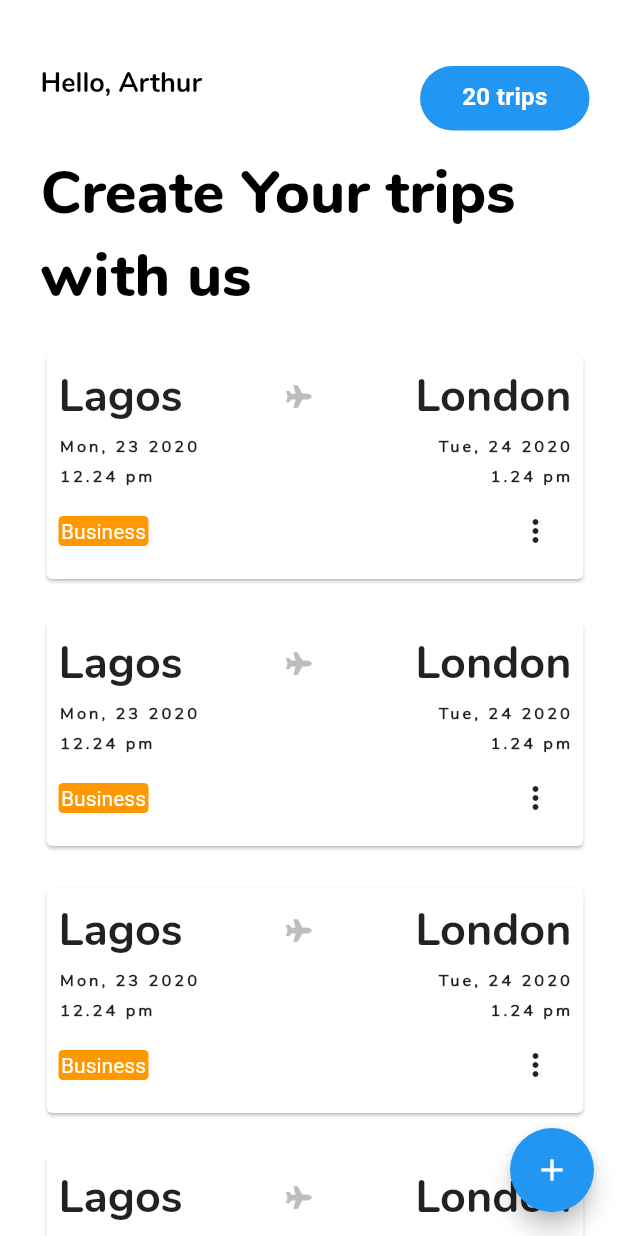
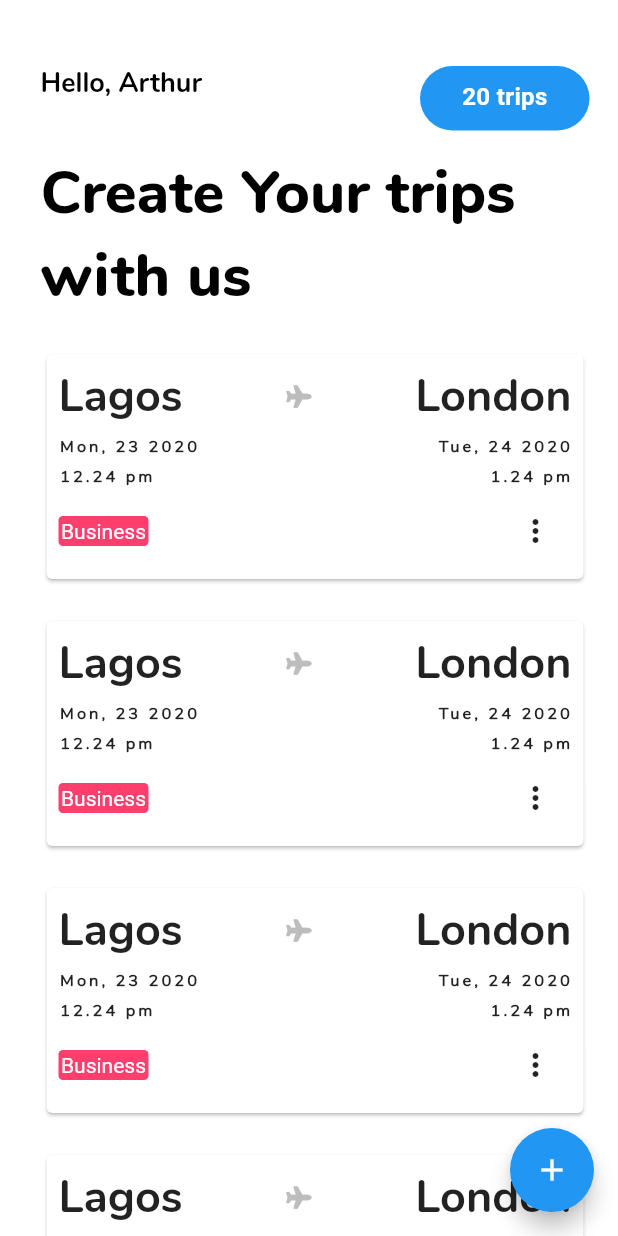
Before and after one commit to phawazzzy/trippas, a Flutter app: the screen it shows after launch, on a phone screen of 412 x 824 dp. Run offline on Flutter 3.47's test engine with Material 2 defaults, Android fonts, the phone set to English and light mode, and no system bars; our stand-ins replace font_awesome_flutter.

```diff
--- a/lib/main.dart
+++ b/lib/main.dart
@@ -111,7 +111,6 @@ class _HomePageState extends State<HomePage> {
     );
   }
 }
-
 class Flights extends StatefulWidget {
   @override
   _FlightsState createState() => _FlightsState();
@@ -217,7 +216,7 @@ class _FlightsState extends State<Flights> {
                       borderRadius: BorderRadius.all(
                         Radius.circular(3.0),
                       ),
-                      color: Colors.orange),
+                      color: Color(0xFFfe3f6d)),
                 ),
                 PopupMenuButton<WhyFarther>(
                   offset: Offset(3, 0),
--- a/pubspec.yaml
+++ b/pubspec.yaml
@@ -24,6 +24,7 @@ dependencies:
   # Use with the CupertinoIcons class for iOS style icons.
   cupertino_icons: ^0.1.2
   font_awesome_flutter: ^8.8.1
+  splashscreen: ^1.2.0
 
 
 dev_dependencies:
```
Also changed, not shown: lib/screens/create_trip.dart (+4 -3 lines), pubspec.lock, 3 other files.
